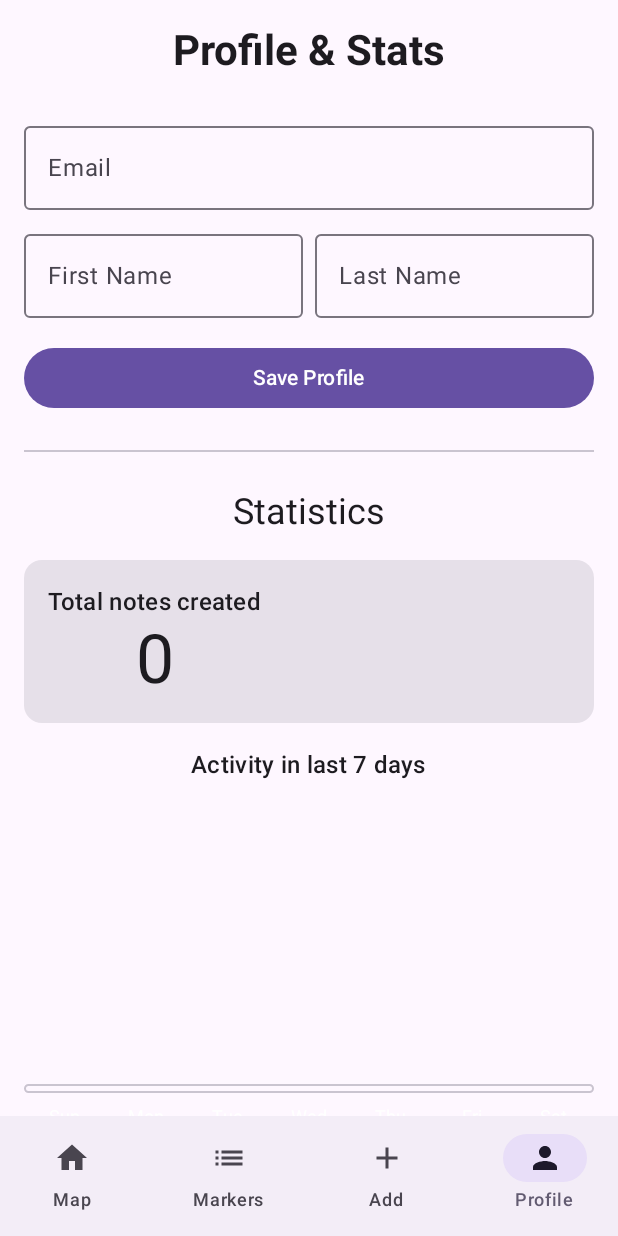
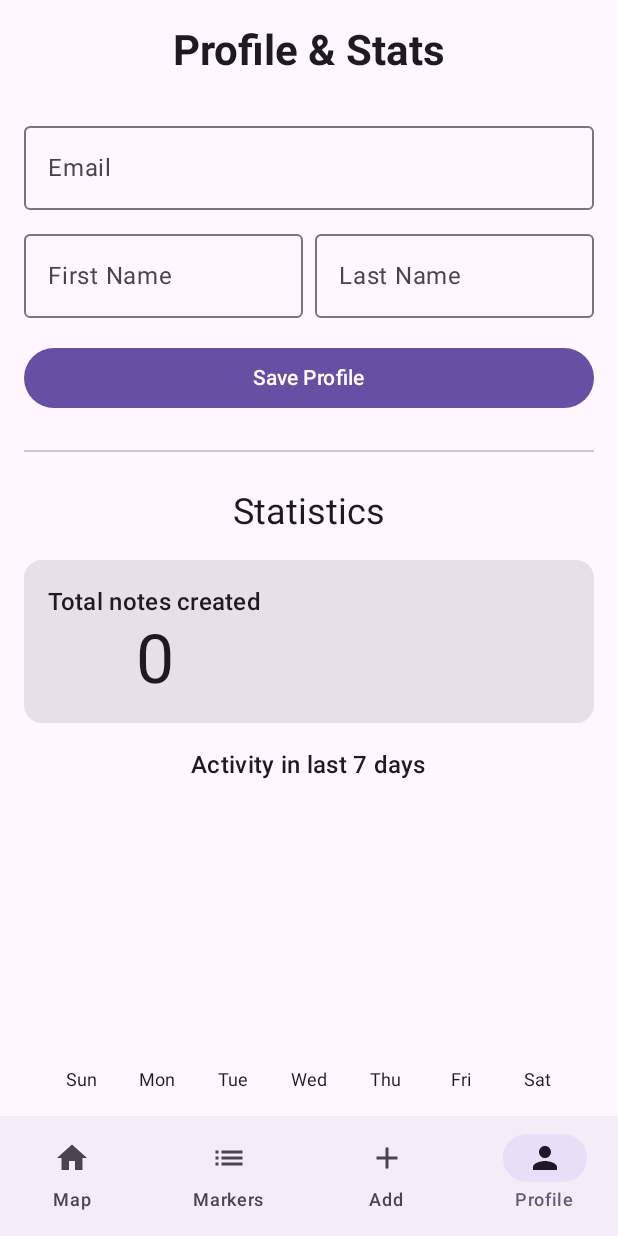
Before and after one commit to Rom-Cola/Geonot, an Android app built with Jetpack Compose: the ProfileScreen screen opened through its navigation route, on a phone screen of 412 x 824 dp. Run offline under Robolectric (Android 15) with nearby library versions, the phone set to English and light mode, and no system bars; our stand-ins replace Firebase (no records; nobody signed in at launch, a user with empty details on screens opened directly).

Commit message:
Refactored notes list and map navigation

```diff
--- a/app/src/main/java/com/loiev/geonot/data/GeoNoteDao.kt
+++ b/app/src/main/java/com/loiev/geonot/data/GeoNoteDao.kt
@@ -4,6 +4,7 @@ import androidx.room.Dao
 import androidx.room.Insert
 import androidx.room.OnConflictStrategy
 import androidx.room.Query
+import androidx.room.Update
 import kotlinx.coroutines.flow.Flow
 
 @Dao
@@ -19,4 +20,10 @@ interface GeoNoteDao {
 
     @Query("SELECT * FROM notes_table ORDER BY timestamp DESC")
     fun getAllNotesList(): List<GeoNote>
+
+    @Update
+    suspend fun update(note: GeoNote)
+
+    @Query("SELECT * FROM notes_table WHERE id = :id")
+    suspend fun getNoteById(id: Int): GeoNote?
 }
--- a/app/src/main/java/com/loiev/geonot/ui/AppNavigation.kt
+++ b/app/src/main/java/com/loiev/geonot/ui/AppNavigation.kt
@@ -7,6 +7,7 @@ import androidx.compose.material.icons.Icons
 import androidx.compose.material.icons.filled.Add
 import androidx.compose.material.icons.filled.Home
 import androidx.compose.material.icons.automirrored.filled.List
+import androidx.compose.material.icons.filled.Edit
 import androidx.compose.material.icons.filled.Person
 import androidx.compose.material3.*
 import androidx.compose.runtime.Composable
@@ -25,10 +26,12 @@ import androidx.navigation.compose.rememberNavController
 import androidx.navigation.navArgument
 import com.loiev.geonot.GeonotApplication
 import com.loiev.geonot.ui.screens.AddNoteScreen
+import com.loiev.geonot.ui.screens.EditNoteScreen
 import com.loiev.geonot.ui.screens.MapScreen
 import com.loiev.geonot.ui.screens.NotesListScreen
 import com.loiev.geonot.ui.screens.ProfileScreen
 import com.loiev.geonot.ui.viewmodels.AuthViewModel
+import com.loiev.geonot.ui.viewmodels.MapViewModel
 import com.loiev.geonot.ui.viewmodels.NotesViewModel
 import com.loiev.geonot.ui.viewmodels.ViewModelFactory
 
@@ -37,6 +40,10 @@ sealed class Screen(val route: String, val icon: ImageVector, val title: String)
     object NotesList : Screen("notes_list", Icons.AutoMirrored.Filled.List, "Markers")
     object AddNote : Screen("add_note?lat={lat}&lng={lng}", Icons.Default.Add, "Add") {
         fun createRoute(lat: Double, lng: Double) = "add_note?lat=$lat&lng=$lng"
+    }
+
+    object EditNote : Screen("edit_note/{noteId}", Icons.Default.Edit, "Edit") {
+        fun createRoute(noteId: Int) = "edit_note/$noteId"
     }
     object Profile : Screen("profile", Icons.Default.Person, "Profile")
 }
@@ -58,11 +65,14 @@ fun AppNavHost(navController: NavHostController, modifier: Modifier = Modifier)
         factory = ViewModelFactory(application.repository)
     )
     val authViewModel: AuthViewModel = viewModel()
+
+    val mapViewModel: MapViewModel = viewModel()
+
     NavHost(navController = navController, startDestination = Screen.Map.route, modifier = modifier) {
         composable(Screen.Map.route) {
-            MapScreen(viewModel = notesViewModel, navController = navController)
+            MapScreen(viewModel = notesViewModel, navController = navController, mapViewModel = mapViewModel)
         }
-        composable(Screen.NotesList.route) { NotesListScreen(viewModel = notesViewModel) }
+        composable(Screen.NotesList.route) { NotesListScreen(viewModel = notesViewModel, navController = navController, mapViewModel = mapViewModel) }
         composable(
             route = Screen.AddNote.route,
             arguments = listOf(
@@ -84,6 +94,17 @@ fun AppNavHost(navController: NavHostController, modifier: Modifier = Modifier)
                 viewModel = notesViewModel,
                 latitude = lat,
                 longitude = lng
+            )
+        }
+        composable(
+            route = Screen.EditNote.route,
+            arguments = listOf(navArgument("noteId") { type = NavType.IntType })
+        ) { backStackEntry ->
+            val noteId = backStackEntry.arguments?.getInt("noteId") ?: -1
+            EditNoteScreen(
+                noteId = noteId,
+                navController = navController,
+                viewModel = notesViewModel
             )
         }
         composable(Screen.Profile.route) {
--- a/app/src/main/java/com/loiev/geonot/ui/screens/MapScreen.kt
+++ b/app/src/main/java/com/loiev/geonot/ui/screens/MapScreen.kt
@@ -19,13 +19,14 @@ import com.google.android.gms.maps.model.CameraPosition
 import com.google.android.gms.maps.model.LatLng
 import com.google.maps.android.compose.*
 import com.loiev.geonot.ui.Screen
+import com.loiev.geonot.ui.viewmodels.MapViewModel
 import com.loiev.geonot.ui.viewmodels.NotesViewModel
 import com.loiev.geonot.utils.hasLocationPermission
 import kotlinx.coroutines.launch
 
 @SuppressLint("MissingPermission")
 @Composable
-fun MapScreen(viewModel: NotesViewModel, navController: NavController) {
+fun MapScreen(viewModel: NotesViewModel, navController: NavController, mapViewModel: MapViewModel) {
     val notes by viewModel.notes.collectAsState()
     val context = LocalContext.current
 
@@ -92,9 +93,28 @@ fun MapScreen(viewModel: NotesViewModel, navController: NavController) {
     }
     val coroutineScope = rememberCoroutineScope()
 
-    LaunchedEffect(hasForegroundPermission) {
-        if (hasForegroundPermission) {
-            Log.d("MapScreen", "Foreground permission is available, getting last location.")
+    var isMapInitialized by remember { mutableStateOf(false) }
+
+    // --- КЛЮЧОВІ ЗМІНИ ТУТ ---
+
+    // Ефект для навігації до нотатки. Має вищий пріоритет.
+    val cameraTarget by mapViewModel.cameraTarget.collectAsState()
+    LaunchedEffect(cameraTarget) {
+        cameraTarget?.let { latLng ->
+            Log.d("MapScreen", "Navigating to target: $latLng")
+            // Коли ми летимо до нотатки, ми вважаємо карту ініціалізованою
+            isMapInitialized = true
+            cameraPositionState.animate(
+                CameraUpdateFactory.newLatLngZoom(latLng, 15f)
+            )
+            mapViewModel.onNavigationComplete()
+        }
+    }
+
+    // Ефект для центрування на користувачеві. Спрацює, тільки якщо карта ще не ініціалізована.
+    LaunchedEffect(hasForegroundPermission, isMapInitialized) {
+        if (hasForegroundPermission && !isMapInitialized) {
+            Log.d("MapScreen", "Centering on user location for the first time.")
             val fusedLocationClient = LocationServices.getFusedLocationProviderClient(context)
             fusedLocationClient.lastLocation.addOnSuccessListener { location ->
                 if (location != null) {
@@ -104,6 +124,8 @@ fun MapScreen(viewModel: NotesViewModel, navController: NavController) {
                             CameraUpdateFactory.newLatLngZoom(userLocation, 15f)
                         )
                     }
+                    // Позначаємо, що ми виконали початкове центрування
+                    isMapInitialized = true
                 }
             }
         }
--- a/app/src/main/java/com/loiev/geonot/ui/screens/ProfileScreen.kt
+++ b/app/src/main/java/com/loiev/geonot/ui/screens/ProfileScreen.kt
@@ -1,5 +1,7 @@
 package com.loiev.geonot.ui.screens
 
+import android.graphics.Paint
+import android.util.Log
 import androidx.compose.foundation.Canvas
 import androidx.compose.foundation.layout.*
 import androidx.compose.material3.*
@@ -7,8 +9,8 @@ import androidx.compose.runtime.*
 import androidx.compose.ui.Alignment
 import androidx.compose.ui.Modifier
 import androidx.compose.ui.geometry.Offset
-import androidx.compose.ui.graphics.Color
 import androidx.compose.ui.graphics.nativeCanvas
+import androidx.compose.ui.graphics.toArgb
 import androidx.compose.ui.platform.LocalDensity
 import androidx.compose.ui.text.font.FontWeight
 import androidx.compose.ui.unit.dp
@@ -35,13 +37,11 @@ fun ProfileScreen(
         modifier = Modifier
             .fillMaxSize()
             .padding(16.dp),
+        verticalArrangement = Arrangement.SpaceBetween,
         horizontalAlignment = Alignment.CenterHorizontally
     ) {
-        Text(
-            "Profile & Stats",
-            style = MaterialTheme.typography.headlineMedium,
-            fontWeight = FontWeight.Bold
-        )
+        Column(horizontalAlignment = Alignment.CenterHorizontally) {
+            Text("Profile & Stats", style = MaterialTheme.typography.headlineMedium, fontWeight = FontWeight.Bold)
             Spacer(modifier = Modifier.height(24.dp))
 
             OutlinedTextField(
@@ -86,10 +86,7 @@ fun ProfileScreen(
             Spacer(modifier = Modifier.height(16.dp))
 
             Card(modifier = Modifier.fillMaxWidth()) {
-            Column(
-                modifier = Modifier.padding(16.dp),
-                horizontalAlignment = Alignment.CenterHorizontally
-            ) {
+                Column(modifier = Modifier.padding(16.dp), horizontalAlignment = Alignment.CenterHorizontally) {
                     Text("Total notes created", style = MaterialTheme.typography.titleMedium)
                     Text(text = totalNotes.toString(), style = MaterialTheme.typography.displayMedium)
                 }
@@ -98,8 +95,7 @@ fun ProfileScreen(
 
             Text("Activity in last 7 days", style = MaterialTheme.typography.titleMedium)
             BarChart(data = statsData)
-
-        Spacer(modifier = Modifier.weight(1f))
+        }
 
         OutlinedButton(
             onClick = { authViewModel.signOut() },
@@ -112,42 +108,65 @@ fun ProfileScreen(
 
 @Composable
 fun BarChart(data: Map<String, Int>) {
-    if (data.isEmpty()) return
+    Log.d("BarChart", "Received data for chart: $data")
 
-    val maxVal = data.values.maxOrNull() ?: 0
+    if (data.isEmpty()) {
+        Box(
+            modifier = Modifier
+                .fillMaxWidth()
+                .height(200.dp),
+            contentAlignment = Alignment.Center
+        ) {
+            Text("No activity data for the last 7 days.")
+        }
+        return
+    }
+
+    val maxVal = data.values.maxOrNull()?.coerceAtLeast(1) ?: 1
     val density = LocalDensity.current
+    val barColor = MaterialTheme.colorScheme.primary
+    val onSurfaceColor = MaterialTheme.colorScheme.onSurface
 
-    val textPaint = android.graphics.Paint().apply {
-        color = 0xFFFFFFFF.toInt() // Білий колір
+    val textPaint = remember(onSurfaceColor) {
+        Paint().apply {
+            color = onSurfaceColor.toArgb()
             textSize = with(density) { 12.sp.toPx() }
-        textAlign = android.graphics.Paint.Align.CENTER
+            textAlign = Paint.Align.CENTER
+        }
     }
 
     Canvas(
         modifier = Modifier
             .fillMaxWidth()
-            .height(200.dp)
+            .height(220.dp)
+            .padding(bottom = 20.dp)
     ) {
-        val barWidth = size.width / (data.size * 2)
-        var currentX = barWidth
+        val spacing = size.width / (data.size * 2 + 1)
+        val barWidth = spacing
 
-        data.forEach { (day, count) ->
-            val barHeight = (count.toFloat() / maxVal) * size.height
+        val dataList = data.entries.toList()
 
+        dataList.forEachIndexed { index, entry ->
+            val (day, count) = entry
+
+            val centerX = spacing * (2 * index + 1.5f)
+
+            val barHeight = if (maxVal > 0) (count.toFloat() / maxVal) * size.height else 0f
+
+            if (barHeight > 0f) {
                 drawRect(
-                color = Color(0xFFBB86FC),
-                topLeft = Offset(x = currentX - barWidth / 2, y = size.height - barHeight),
+                    color = barColor,
+                    topLeft = Offset(x = centerX - barWidth / 2, y = size.height - barHeight),
                     size = androidx.compose.ui.geometry.Size(width = barWidth, height = barHeight)
                 )
+            }
 
             drawContext.canvas.nativeCanvas.drawText(
                 day,
-                currentX,
-                size.height + 40,
+                centerX,
+                size.height + with(density) { 16.dp.toPx() },
                 textPaint
             )
-
-            currentX += barWidth * 2
         }
     }
 }
--- /dev/null
+++ b/app/src/main/java/com/loiev/geonot/ui/viewmodels/MapViewModel.kt
@@ -0,0 +1,19 @@
+package com.loiev.geonot.ui.viewmodels
+
+import androidx.lifecycle.ViewModel
+import com.google.android.gms.maps.model.LatLng
+import kotlinx.coroutines.flow.MutableStateFlow
+import kotlinx.coroutines.flow.asStateFlow
+
+class MapViewModel : ViewModel() {
+    private val _cameraTarget = MutableStateFlow<LatLng?>(null)
+    val cameraTarget = _cameraTarget.asStateFlow()
+
+    fun navigateTo(latLng: LatLng) {
+        _cameraTarget.value = latLng
+    }
+
+    fun onNavigationComplete() {
+        _cameraTarget.value = null
+    }
+}
```
Also changed, not shown: app/src/main/java/com/loiev/geonot/data/GeoNoteRepository.kt (+8 -0 lines), app/src/main/java/com/loiev/geonot/ui/screens/EditNoteScreen.kt (added, +138 -0 lines), app/src/main/java/com/loiev/geonot/ui/screens/NotesListScreen.kt (+29 -3 lines), app/src/main/java/com/loiev/geonot/ui/viewmodels/NotesViewModel.kt (+10 -0 lines). Lines whose indentation alone changed are shown as unchanged.
